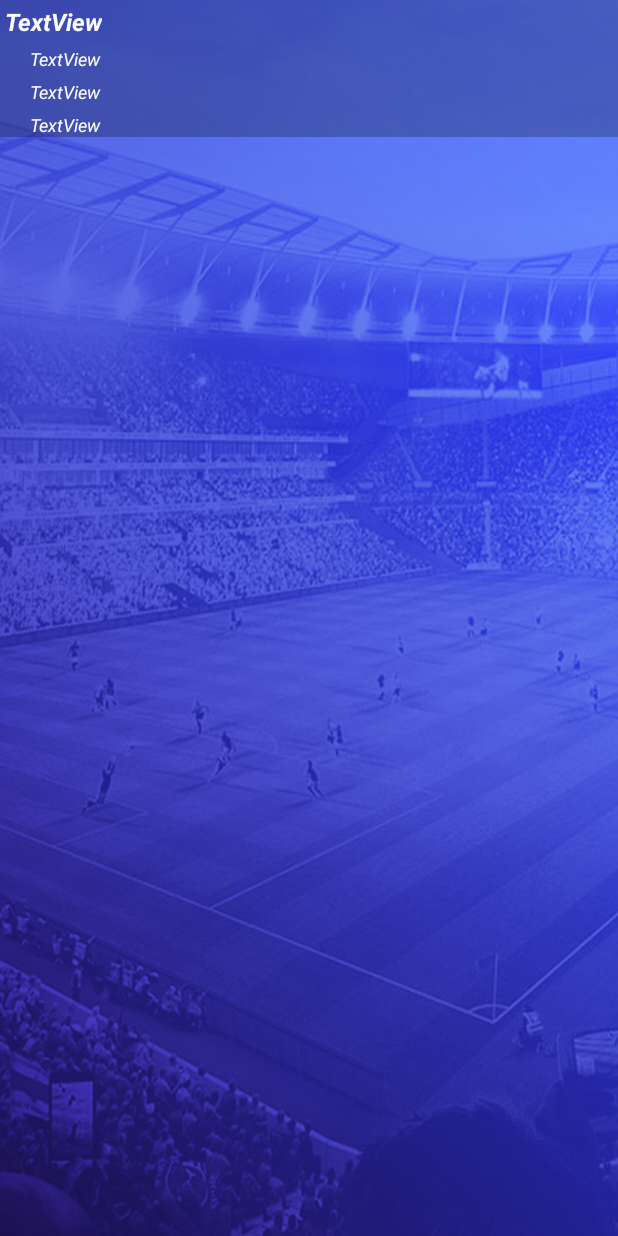
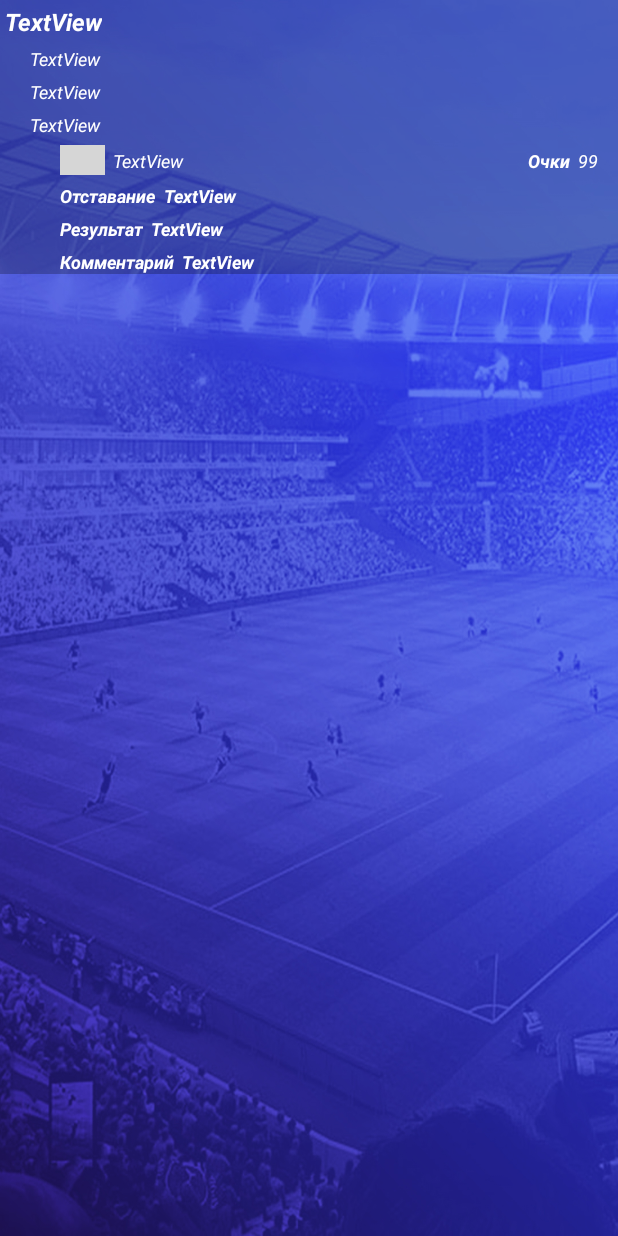
Before and after one commit to gbusaxin/biatlon_app, an Android app: the layout item_result.xml on its own in the app's theme, with its tools: preview values and no code run, on a phone screen of 412 x 824 dp. Run offline under Robolectric (Android 15) with nearby library versions, the phone set to English and light mode, and no system bars; grey boxes are pictures that could not be loaded.

Commit message:
Almost Finished "RESULT"

```diff
--- a/app/src/main/java/com/example/trainingsystem/domain/pojo/PlayerInfo.kt
+++ b/app/src/main/java/com/example/trainingsystem/domain/pojo/PlayerInfo.kt
@@ -6,8 +6,4 @@ data class PlayerInfo(
     val player: String,
 
     val comment: String
-): ResultUtils {
-    override fun whatIs(): Int {
-        return 3
-    }
-}
+)
--- a/app/src/main/java/com/example/trainingsystem/domain/pojo/ResultUtils.kt
+++ /dev/null
@@ -1,5 +0,0 @@
-package com.example.trainingsystem.domain.pojo
-
-interface ResultUtils {
-    fun whatIs():Int
-}
--- a/app/src/main/java/com/example/trainingsystem/domain/pojo/TeamInfo.kt
+++ b/app/src/main/java/com/example/trainingsystem/domain/pojo/TeamInfo.kt
@@ -17,8 +17,4 @@ data class TeamInfo(
 
     val players: List<PlayerInfo>
 
-) : ResultUtils {
-    override fun whatIs(): Int {
-        return 2
-    }
-}
+)
--- a/app/src/main/java/com/example/trainingsystem/domain/pojo/TeamsResultInfo.kt
+++ b/app/src/main/java/com/example/trainingsystem/domain/pojo/TeamsResultInfo.kt
@@ -12,8 +12,4 @@ data class TeamsResultInfo(
     val stage: String,
 
     val teams: List<TeamInfo>
-): ResultUtils {
-    override fun whatIs(): Int {
-        return 1
-    }
-}
+)
--- a/app/src/main/res/layout/item_result.xml
+++ b/app/src/main/res/layout/item_result.xml
@@ -57,132 +57,121 @@
         app:layout_constraintStart_toStartOf="@+id/textViewResultCondition"
         app:layout_constraintTop_toBottomOf="@+id/textViewResultCondition" />
 
-<!--    <ImageView-->
-<!--        android:id="@+id/imageViewTeamsResult"-->
-<!--        android:layout_width="30dp"-->
-<!--        android:layout_height="20dp"-->
-<!--        android:layout_marginStart="20dp"-->
-<!--        android:layout_marginTop="5dp"-->
-<!--        app:layout_constraintStart_toStartOf="@+id/textViewResultStage"-->
-<!--        app:layout_constraintTop_toBottomOf="@+id/textViewResultStage"-->
-<!--        tools:srcCompat="@tools:sample/backgrounds/scenic" />-->
+    <ImageView
+        android:id="@+id/imageViewTeamsResult"
+        android:layout_width="30dp"
+        android:layout_height="20dp"
+        android:layout_marginStart="20dp"
+        android:layout_marginTop="5dp"
+        app:layout_constraintStart_toStartOf="@+id/textViewResultStage"
+        app:layout_constraintTop_toBottomOf="@+id/textViewResultStage"
+        tools:srcCompat="@tools:sample/backgrounds/scenic" />
 
-<!--    <TextView-->
-<!--        android:id="@+id/textViewResultName"-->
-<!--        android:layout_width="wrap_content"-->
-<!--        android:layout_height="wrap_content"-->
-<!--        android:layout_marginStart="5dp"-->
-<!--        android:text="TextView"-->
-<!--        android:textColor="@color/white"-->
-<!--        android:textSize="12sp"-->
-<!--        android:textStyle="italic"-->
-<!--        app:layout_constraintBottom_toBottomOf="@+id/imageViewTeamsResult"-->
-<!--        app:layout_constraintStart_toEndOf="@+id/imageViewTeamsResult"-->
-<!--        app:layout_constraintTop_toTopOf="@+id/imageViewTeamsResult" />-->
+    <TextView
+        android:id="@+id/textViewResultName"
+        android:layout_width="wrap_content"
+        android:layout_height="wrap_content"
+        android:layout_marginStart="5dp"
+        android:text="TextView"
+        android:textColor="@color/white"
+        android:textSize="12sp"
+        android:textStyle="italic"
+        app:layout_constraintBottom_toBottomOf="@+id/imageViewTeamsResult"
+        app:layout_constraintStart_toEndOf="@+id/imageViewTeamsResult"
+        app:layout_constraintTop_toTopOf="@+id/imageViewTeamsResult" />
 
-<!--    <TextView-->
-<!--        android:id="@+id/textView16"-->
-<!--        android:layout_width="wrap_content"-->
-<!--        android:layout_height="wrap_content"-->
-<!--        android:layout_marginTop="5dp"-->
-<!--        android:text="Отставание"-->
-<!--        android:textSize="12sp"        android:textStyle="bold|italic"-->
-<!--        android:textColor="@color/white"-->
-<!--        app:layout_constraintStart_toStartOf="@+id/imageViewTeamsResult"-->
-<!--        app:layout_constraintTop_toBottomOf="@+id/imageViewTeamsResult" />-->
+    <TextView
+        android:id="@+id/textView16"
+        android:layout_width="wrap_content"
+        android:layout_height="wrap_content"
+        android:layout_marginTop="5dp"
+        android:text="Отставание"
+        android:textSize="12sp"        android:textStyle="bold|italic"
+        android:textColor="@color/white"
+        app:layout_constraintStart_toStartOf="@+id/imageViewTeamsResult"
+        app:layout_constraintTop_toBottomOf="@+id/imageViewTeamsResult" />
 
-<!--    <TextView-->
-<!--        android:id="@+id/textView17"-->
-<!--        android:layout_width="wrap_content"-->
-<!--        android:layout_height="wrap_content"-->
-<!--        android:layout_marginTop="5dp"-->
-<!--        android:text="Результат"-->
-<!--        android:textSize="12sp"        android:textStyle="bold|italic"-->
-<!--        android:textColor="@color/white"-->
-<!--        app:layout_constraintStart_toStartOf="@+id/textView16"-->
-<!--        app:layout_constraintTop_toBottomOf="@+id/textView16" />-->
+    <TextView
+        android:id="@+id/textView17"
+        android:layout_width="wrap_content"
+        android:layout_height="wrap_content"
+        android:layout_marginTop="5dp"
+        android:text="Результат"
+        android:textSize="12sp"        android:textStyle="bold|italic"
+        android:textColor="@color/white"
+        app:layout_constraintStart_toStartOf="@+id/textView16"
+        app:layout_constraintTop_toBottomOf="@+id/textView16" />
 
-<!--    <TextView-->
-<!--        android:id="@+id/textView18"-->
-<!--        android:layout_width="wrap_content"-->
-<!--        android:layout_height="wrap_content"-->
-<!--        android:layout_marginTop="5dp"-->
-<!--        android:text="Комментарий"-->
-<!--        android:textColor="@color/white"-->
-<!--        android:textSize="12sp"        android:textStyle="bold|italic"-->
-<!--        app:layout_constraintStart_toStartOf="@+id/textView17"-->
-<!--        app:layout_constraintTop_toBottomOf="@+id/textView17" />-->
+    <TextView
+        android:id="@+id/textView18"
+        android:layout_width="wrap_content"
+        android:layout_height="wrap_content"
+        android:layout_marginTop="5dp"
+        android:text="Комментарий"
+        android:textColor="@color/white"
+        android:textSize="12sp"        android:textStyle="bold|italic"
+        app:layout_constraintStart_toStartOf="@+id/textView17"
+        app:layout_constraintTop_toBottomOf="@+id/textView17" />
 
-<!--    <TextView-->
-<!--        android:id="@+id/textViewResultScores"-->
-<!--        android:layout_width="wrap_content"-->
-<!--        android:layout_height="wrap_content"-->
-<!--        android:layout_marginEnd="13dp"-->
-<!--        android:text="99"-->
-<!--        android:textColor="@color/white"-->
-<!--        android:textSize="12sp"        android:textStyle="italic"-->
-<!--        app:layout_constraintEnd_toEndOf="parent"-->
-<!--        app:layout_constraintTop_toTopOf="@+id/textViewResultName" />-->
+    <TextView
+        android:id="@+id/textViewResultScores"
+        android:layout_width="wrap_content"
+        android:layout_height="wrap_content"
+        android:layout_marginEnd="13dp"
+        android:text="99"
+        android:textColor="@color/white"
+        android:textSize="12sp"        android:textStyle="italic"
+        app:layout_constraintEnd_toEndOf="parent"
+        app:layout_constraintTop_toTopOf="@+id/textViewResultName" />
 
-<!--    <TextView-->
-<!--        android:id="@+id/textView20"-->
-<!--        android:layout_width="wrap_content"-->
-<!--        android:layout_height="wrap_content"-->
-<!--        android:layout_marginEnd="5dp"-->
-<!--        android:text="Очки"-->
-<!--        android:textColor="@color/white"-->
-<!--        android:textSize="12sp"        android:textStyle="bold|italic"-->
-<!--        app:layout_constraintBottom_toBottomOf="@+id/textViewResultScores"-->
-<!--        app:layout_constraintEnd_toStartOf="@+id/textViewResultScores"-->
-<!--        app:layout_constraintTop_toTopOf="@+id/textViewResultScores" />-->
+    <TextView
+        android:id="@+id/textView20"
+        android:layout_width="wrap_content"
+        android:layout_height="wrap_content"
+        android:layout_marginEnd="5dp"
+        android:text="Очки"
+        android:textColor="@color/white"
+        android:textSize="12sp"        android:textStyle="bold|italic"
+        app:layout_constraintBottom_toBottomOf="@+id/textViewResultScores"
+        app:layout_constraintEnd_toStartOf="@+id/textViewResultScores"
+        app:layout_constraintTop_toTopOf="@+id/textViewResultScores" />
 
-<!--    <TextView-->
-<!--        android:id="@+id/textViewResultPlayer"-->
-<!--        android:layout_width="wrap_content"-->
-<!--        android:layout_height="wrap_content"-->
-<!--        android:layout_marginTop="5dp"-->
-<!--        android:text="TextView"-->
-<!--        android:textSize="12sp"        android:textStyle="bold|italic"-->
-<!--        android:textColor="@color/white"-->
-<!--        app:layout_constraintStart_toStartOf="@+id/textView18"-->
-<!--        app:layout_constraintTop_toBottomOf="@+id/textView18" />-->
+    <TextView
+        android:id="@+id/textViewResultLag"
+        android:layout_width="wrap_content"
+        android:layout_height="wrap_content"
+        android:layout_marginStart="5dp"
+        android:text="TextView"
+        android:textColor="@color/white"
+        android:textSize="12sp"
+        android:textStyle="bold|italic"
+        app:layout_constraintBottom_toBottomOf="@+id/textView16"
+        app:layout_constraintStart_toEndOf="@+id/textView16"
+        app:layout_constraintTop_toTopOf="@+id/textView16" />
 
-<!--    <TextView-->
-<!--        android:id="@+id/textViewResultLag"-->
-<!--        android:layout_width="wrap_content"-->
-<!--        android:layout_height="wrap_content"-->
-<!--        android:layout_marginStart="5dp"-->
-<!--        android:text="TextView"-->
-<!--        android:textColor="@color/white"-->
-<!--        android:textSize="12sp"-->
-<!--        android:textStyle="bold|italic"-->
-<!--        app:layout_constraintBottom_toBottomOf="@+id/textView16"-->
-<!--        app:layout_constraintStart_toEndOf="@+id/textView16"-->
-<!--        app:layout_constraintTop_toTopOf="@+id/textView16" />-->
+    <TextView
+        android:id="@+id/textViewResultResult"
+        android:layout_width="wrap_content"
+        android:layout_height="wrap_content"
+        android:layout_marginStart="5dp"
+        android:text="TextView"
+        android:textColor="@color/white"
+        android:textSize="12sp"
+        android:textStyle="bold|italic"
+        app:layout_constraintBottom_toBottomOf="@+id/textView17"
+        app:layout_constraintStart_toEndOf="@+id/textView17"
+        app:layout_constraintTop_toTopOf="@+id/textView17" />
 
-<!--    <TextView-->
-<!--        android:id="@+id/textViewResultResult"-->
-<!--        android:layout_width="wrap_content"-->
-<!--        android:layout_height="wrap_content"-->
-<!--        android:layout_marginStart="5dp"-->
-<!--        android:text="TextView"-->
-<!--        android:textColor="@color/white"-->
-<!--        android:textSize="12sp"-->
-<!--        android:textStyle="bold|italic"-->
-<!--        app:layout_constraintBottom_toBottomOf="@+id/textView17"-->
-<!--        app:layout_constraintStart_toEndOf="@+id/textView17"-->
-<!--        app:layout_constraintTop_toTopOf="@+id/textView17" />-->
-
-<!--    <TextView-->
-<!--        android:id="@+id/textViewResultComment"-->
-<!--        android:layout_width="wrap_content"-->
-<!--        android:layout_height="wrap_content"-->
-<!--        android:layout_marginStart="5dp"-->
-<!--        android:text="TextView"-->
-<!--        android:textColor="@color/white"-->
-<!--        android:textSize="12sp"-->
-<!--        android:textStyle="bold|italic"-->
-<!--        app:layout_constraintBottom_toBottomOf="@+id/textView18"-->
-<!--        app:layout_constraintStart_toEndOf="@+id/textView18"-->
-<!--        app:layout_constraintTop_toTopOf="@+id/textView18" />-->
+    <TextView
+        android:id="@+id/textViewResultComment"
+        android:layout_width="wrap_content"
+        android:layout_height="wrap_content"
+        android:layout_marginStart="5dp"
+        android:text="TextView"
+        android:textColor="@color/white"
+        android:textSize="12sp"
+        android:textStyle="bold|italic"
+        app:layout_constraintBottom_toBottomOf="@+id/textView18"
+        app:layout_constraintStart_toEndOf="@+id/textView18"
+        app:layout_constraintTop_toTopOf="@+id/textView18" />
 </androidx.constraintlayout.widget.ConstraintLayout>
```
Also changed, not shown: app/src/main/java/com/example/trainingsystem/domain/pojo/SealedResultsInfo.kt (deleted, +0 -40 lines), app/src/main/java/com/example/trainingsystem/presentation/adapters/SealedResultViewHolder.kt (deleted, +0 -43 lines), app/src/main/java/com/example/trainingsystem/presentation/adapters/TeamsResultAdapter.kt (+34 -35 lines).
